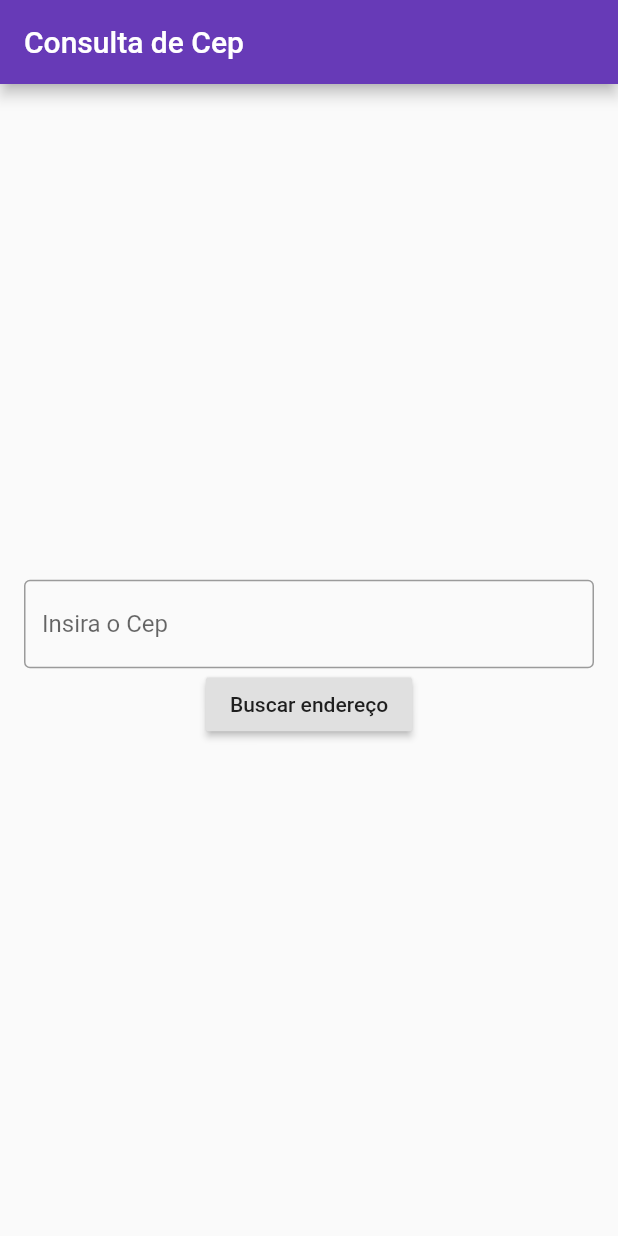
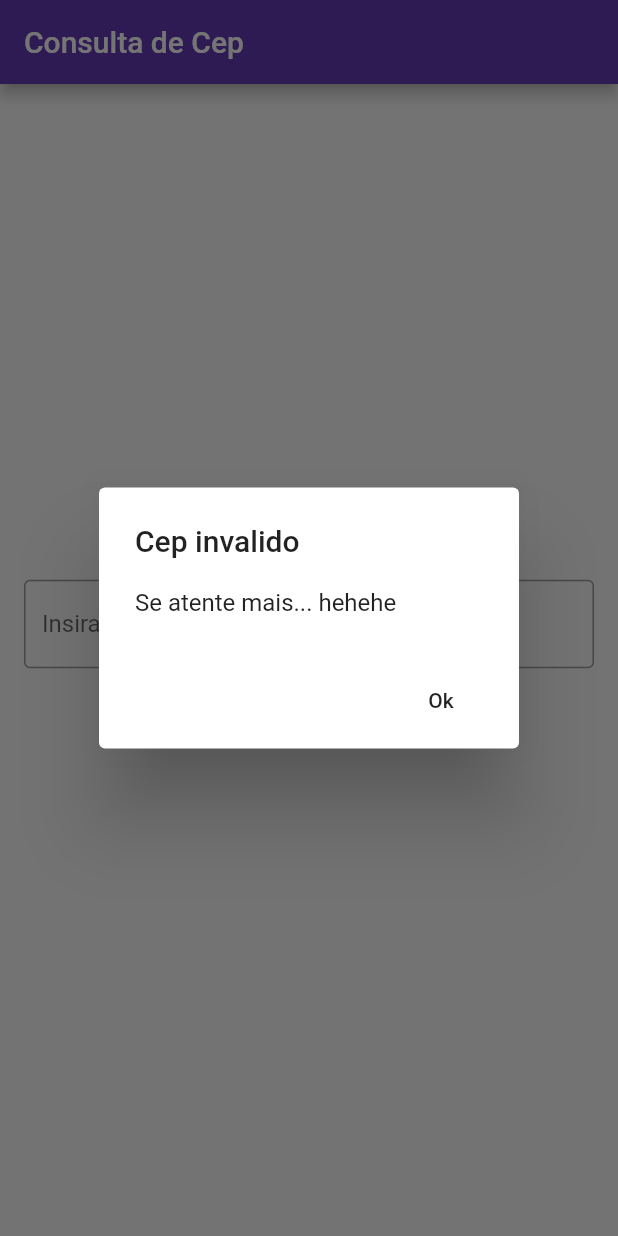
Before and after one commit to Paitomax/cep_searcher, a Flutter app: the screen it shows after launch, after a tap on "Buscar endereço", on a phone screen of 412 x 824 dp. Run offline on Flutter 3.47's test engine with Material 2 defaults, Android fonts, the phone set to English and light mode, and no system bars; our stand-ins replace bloc, dio, equatable, flutter_bloc, mask_text_input_formatter, retrofit; generated files the repository leaves out were written again; statements that could not run were skipped.

Commit message:
home screen using Bloc

```diff
--- a/lib/src/home/home_screen.dart
+++ b/lib/src/home/home_screen.dart
@@ -2,7 +2,10 @@ import 'package:cep_searcher/src/providers/cep_provider.dart';
 import 'package:dio/dio.dart';
 import 'package:flutter/material.dart';
 import 'package:flutter/services.dart';
+import 'package:flutter_bloc/flutter_bloc.dart';
 import 'package:mask_text_input_formatter/mask_text_input_formatter.dart';
+
+import 'bloc.dart';
 
 class HomeScreen extends StatefulWidget {
   @override
@@ -10,26 +13,13 @@ class HomeScreen extends StatefulWidget {
 }
 
 class _MyHomePageState extends State<HomeScreen> {
+  TextEditingController _controller = TextEditingController();
   var _cepMaskFormatter = new MaskTextInputFormatter(
       mask: '#####-###', filter: {"#": RegExp(r'[0-9]')});
 
   void _requestCep() {
-    if (_cepMaskFormatter.getMaskedText() == null ||
-        _cepMaskFormatter.getMaskedText().isEmpty) {
-      return;
-    }
-    var dio = Dio();
-    CepProvider api = CepProvider(dio);
-    var response = api.getCep(_cepMaskFormatter.getMaskedText());
-    response.then((it) {
-      if (it.status == 200) {
-        String msg;
-        msg = "${it.state}\n${it.city}\n${it.district}\n${it.address}";
-        _showDialog(msg, "Encontramos o Cep!");
-      } else {
-        _showDialog("Cep não encontrado.", "Ops");
-      }
-    }).catchError((Object obj) {});
+    String cep = _cepMaskFormatter.getMaskedText();
+    BlocProvider.of<HomeBloc>(context).add(SearchCepHomeEvent(cep));
   }
 
   @override
@@ -41,28 +31,59 @@ class _MyHomePageState extends State<HomeScreen> {
       body: Container(
         margin: const EdgeInsets.only(left: 16.0, right: 16.0),
         child: Center(
-          child: new Column(
+          child: BlocConsumer<HomeBloc, HomeState>(
+            listener: (BuildContext context, HomeState state) {
+              if (state is LoadedHomeState) {
+                // vai pra tela de detalhe
+              } else if (state is ErrorHomeState) {
+                _showDialog("Deu ruim", "Vish");
+              } else if (state is NotFoundHomeState) {
+                _showDialog("Cep não encontrado", "Que pena :/");
+              } else if (state is InvalidHomeState) {
+                _showDialog("Se atente mais... hehehe", "Cep invalido");
+              }
+            },
+            builder: (BuildContext context, state) {
+              if (state is LoadingHomeState) {
+                return CircularProgressIndicator();
+              } else
+                return _buildInitialState();
+            },
+          ),
+        ),
+      ),
+    );
+  }
+
+  Widget _buildInitialState() {
+    return Column(
       mainAxisSize: MainAxisSize.max,
       mainAxisAlignment: MainAxisAlignment.center,
       children: <Widget>[
-              new Flexible(
+        _buildTextField(),
+        _buildButton(),
+      ],
+    );
+  }
+
+  Widget _buildTextField() {
+    return new Flexible(
       child: new TextField(
         keyboardType: TextInputType.number,
         decoration: InputDecoration(
           border: OutlineInputBorder(),
           labelText: "Insira o Cep",
         ),
+        controller: _controller,
         inputFormatters: [_cepMaskFormatter],
       ),
-              ),
-              new RaisedButton(
+    );
+  }
+
+  Widget _buildButton() {
+    return RaisedButton(
       onPressed: _requestCep,
       child: const Text("Buscar endereço"),
-              )
-            ],
-          ),
-        ),
-      ),
     );
   }
 
```
Lines whose indentation alone changed are shown as unchanged.
